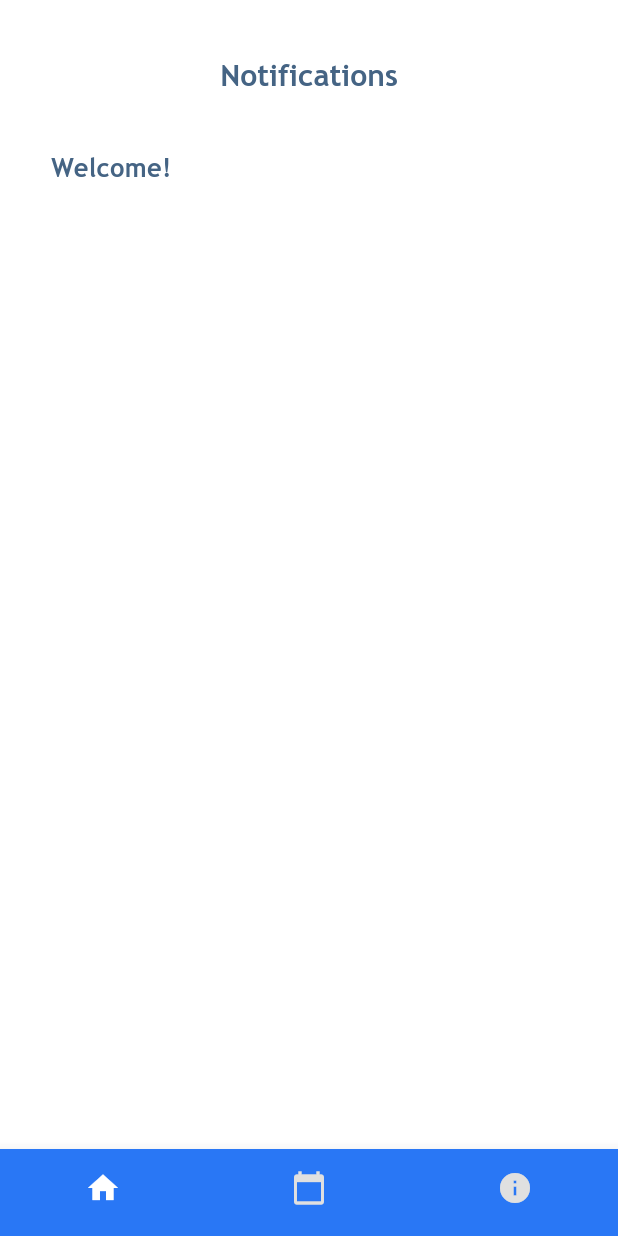
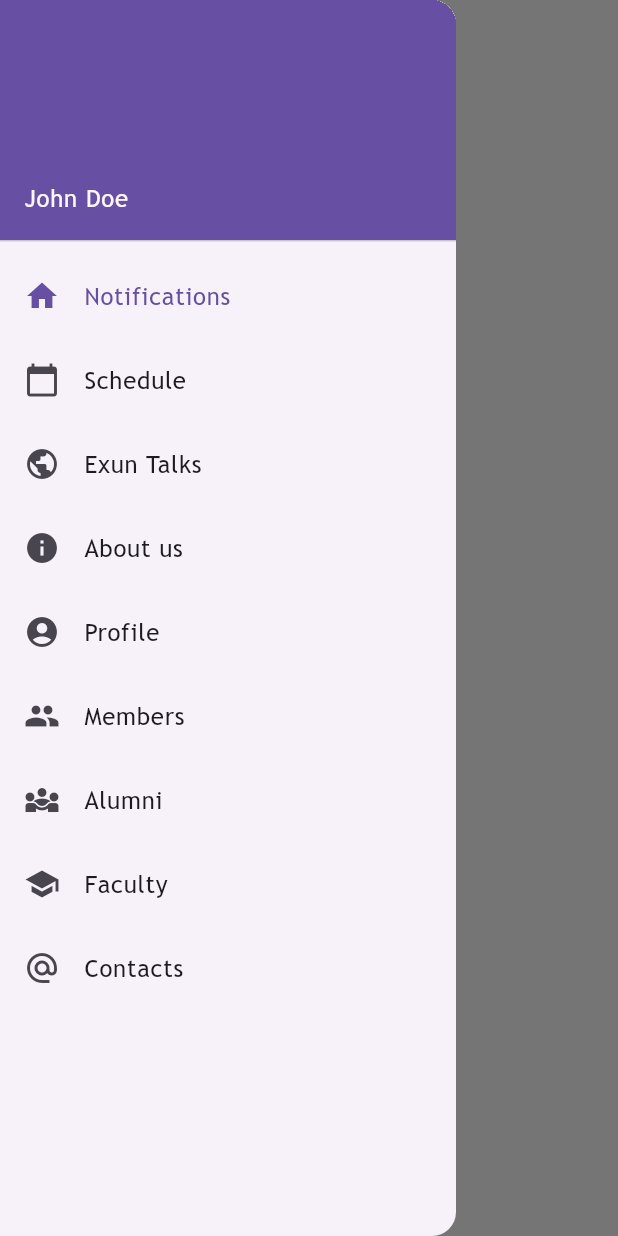
Before and after one commit to navgarg/exun-app-2021-updated, a Flutter app: the screen it shows once a user with an empty profile is signed in, with the side drawer open (before the commit the screen has no drawer), on a phone screen of 412 x 824 dp. Run offline on Flutter 3.47's test engine with Material 3 defaults, Android fonts, the phone set to English and light mode, and no system bars; our stand-ins replace cloud_firestore, email_validator, firebase_auth, firebase_core, firebase_messaging, fluttertoast and 2 more; missing offline and left inert: external_app_launcher, firebase_ui_auth, syncfusion_flutter_core; accounts and stored records are empty; network calls fail.

Commit message:
feat: replace bottom nav with drawer

```diff
--- a/lib/main.dart
+++ b/lib/main.dart
@@ -49,7 +49,6 @@
           ),
         ),
       ),
-     //todo: update
      // home: const TabsScreen(),
       home: StreamBuilder(
           stream: FirebaseAuth.instance.authStateChanges(),
--- a/lib/screens/login_screen.dart
+++ b/lib/screens/login_screen.dart
@@ -70,7 +70,7 @@
                         }
 
                       }
-                    }, //todo: update onPressed
+                    },
                     child: Text(
                       'Login',
                       style: TextStyle(
--- a/lib/screens/profile_screen.dart
+++ b/lib/screens/profile_screen.dart
@@ -10,6 +10,7 @@
   TextEditingController _emailController = TextEditingController();
   TextEditingController _nameController = TextEditingController();
 
+  //todo: get data from firebase.
 
   @override
   Widget build(BuildContext context) {
@@ -38,7 +39,7 @@
                 TextFormField(
                 controller: _nameController,
                 decoration: InputDecoration(
-                labelText: 'Password'
+                labelText: 'Name'
                 ),
                 ),
               SizedBox(
--- a/lib/screens/tabs_screen.dart
+++ b/lib/screens/tabs_screen.dart
@@ -1,4 +1,5 @@
 import 'package:exun_app_21/screens/contact_screen.dart';
+import 'package:exun_app_21/screens/login_screen.dart';
 import 'package:exun_app_21/screens/members_screen.dart';
 import 'package:exun_app_21/screens/profile_screen.dart';
 import 'package:exun_app_21/screens/schedule_screen.dart';
@@ -39,21 +40,48 @@
     ),
     Page(
       // page: const LoginScreen(),
-     //todo: uncomment and delete loginscreen()
-     //page: const ScheduleScreen(),
-      page: TalksScreen(),
+      //todo: uncomment and delete loginscreen()
+      //page: const ScheduleScreen(),
+      page: ScheduleScreen(),
       title: "Schedule",
       icon: Icons.calendar_today,
     ),
-    // Page(
-    //   page: const HomeScreen(),
-    //   title: "Leaderboard",
-    //   icon: Icons.leaderboard,
-    // ),
+    Page(
+      page: TalksScreen(),
+      title: "Exun Talks",
+      icon: Icons.public,
+    ),
+
     Page(
       page: const AboutScreen(),
       title: "About us",
       icon: Icons.info,
+    ),
+
+    Page(
+      page: ProfileScreen(),
+      title: "Profile",
+      icon: Icons.account_circle,
+    ),
+    Page(
+      page: const MembersScreen(),
+      title: "Members",
+      icon: Icons.group,
+    ),
+    Page(
+      page: const AlumniScreen(),
+      title: "Alumni",
+      icon: Icons.diversity_3,
+    ),
+    Page(
+      page: const FacultyScreen(),
+      title: "Faculty",
+      icon: Icons.school,
+    ),
+    Page(
+      page: const ContactsScreen(),
+      title: "Contacts",
+      icon: Icons.alternate_email,
     ),
   ];
   int _selectedPageIndex = 0;
@@ -68,10 +96,24 @@
     setState(() {
       _selectedPageIndex = index;
     });
+    Navigator.of(context).pop();
   }
 
   @override
   Widget build(BuildContext context) {
+    var drawer = <Widget>[];
+    for (var i = 0; i < _pages.length; i++) {
+      var d = _pages[i];
+      drawer.add(
+          new ListTile(
+            leading: new Icon(d.icon),
+            title: new Text(d.title),
+            selected: i == _selectedPageIndex,
+            onTap: () => _selectPage(i),
+          )
+      );
+    }
+
     return Scaffold(
       backgroundColor: Colors.white,
       appBar: AppBar(
@@ -85,25 +127,38 @@
         centerTitle: true,
       ),
       body: _pages[_selectedPageIndex].page,
-      bottomNavigationBar: BottomNavigationBar( //todo: remove bottom nav
-        type: BottomNavigationBarType.fixed,
-        showSelectedLabels: false,
-        showUnselectedLabels: false,
-        onTap: _selectPage,
-        items: _pages
-            .map(
-              (page) => BottomNavigationBarItem(
-                icon: Icon(page.icon),
-                label: page.title,
-              ),
+      drawer: Drawer(
+        child: Column(
+          children: [
+            const UserAccountsDrawerHeader(accountName: Text("John Doe"), accountEmail: null), //todo: get name from firebase auth
+            Column(
+              children: drawer,
             )
-            .toList(),
-        backgroundColor: Theme.of(context).primaryColor,
-        unselectedItemColor: Colors.grey[300],
-        selectedItemColor: Colors.white,
-        currentIndex: _selectedPageIndex,
-        // fixedColor: Colors.blue,
+
+          ],
+        ),
+
       ),
+      // bottomNavigationBar: BottomNavigationBar( //todo: remove bottom nav
+      //   type: BottomNavigationBarType.fixed,
+      //   showSelectedLabels: false,
+      //   showUnselectedLabels: false,
+      //   onTap: _selectPage,
+      //   items: _pages
+      //       .map(
+      //         (page) => BottomNavigationBarItem(
+      //           icon: Icon(page.icon),
+      //           label: page.title,
+      //         ),
+      //       )
+      //       .toList(),
+      //   backgroundColor: Theme.of(context).primaryColor,
+      //   unselectedItemColor: Colors.grey[300],
+      //   selectedItemColor: Colors.white,
+      //   currentIndex: _selectedPageIndex,
+      //   fixedColor: Colors.blue,
+      // ),
     );
   }
+
 }
```
Also changed, not shown: lib/widgets/talks_tile.dart (+75 -5 lines), 1 other file.
